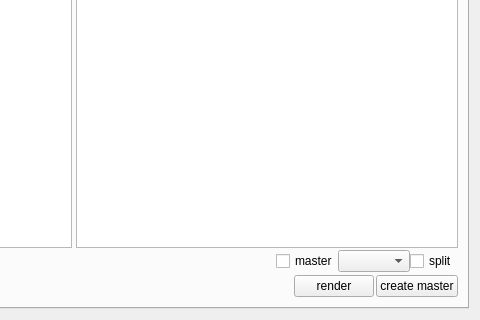
Qt form source/python/KcTools/multi/KcSceneManager/form/ui/main.ui (ishiyamaMika/KCTOOLBOX) before a commit; both pictures show x 717 to 1197 and y 649 to 969 of the 1197 by 969 pixel window.
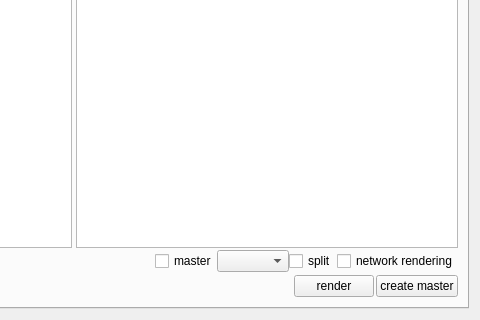
The same form after that commit.

```diff
--- a/source/python/KcTools/multi/KcSceneManager/form/ui/main.ui
+++ b/source/python/KcTools/multi/KcSceneManager/form/ui/main.ui
@@ -158,6 +158,13 @@
            </property>
           </widget>
          </item>
+         <item>
+          <widget class="QCheckBox" name="render_check">
+           <property name="text">
+            <string>network rendering</string>
+           </property>
+          </widget>
+         </item>
         </layout>
        </item>
       </layout>
```
